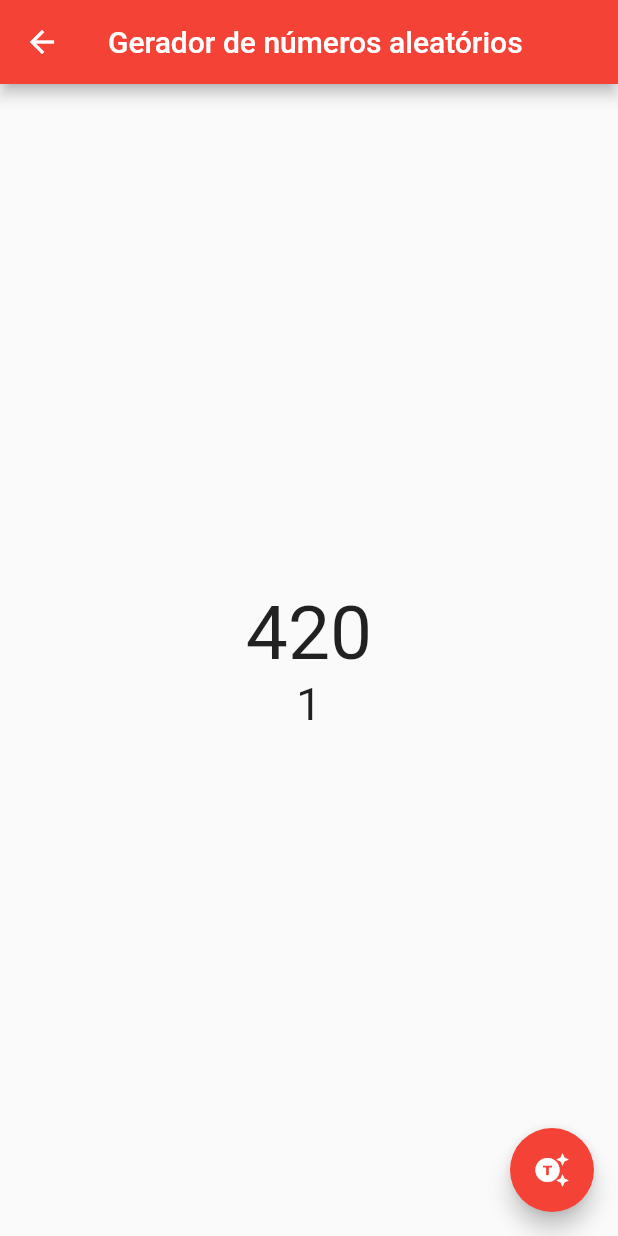
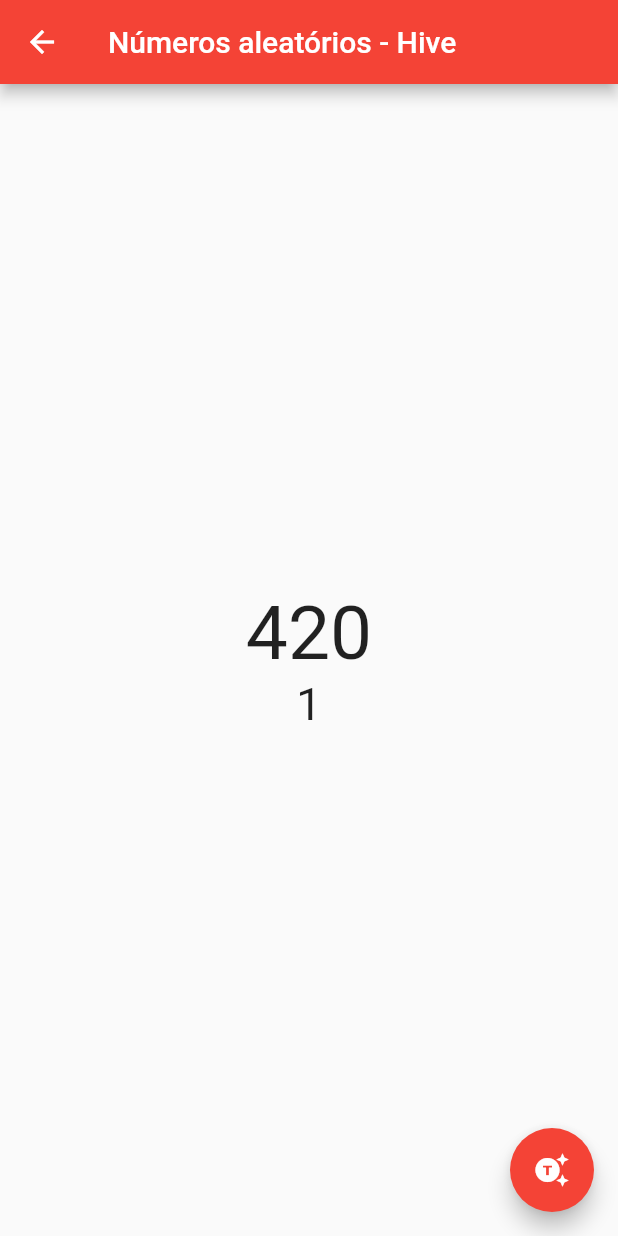
Before and after one commit to fabioluizvieiradasilva/DIO, a Flutter app: the CustomDrawer widget shown alone on an empty page, opened directly, after a tap on "Numeros Aleatórios", after a tap on the "generating tokens" icon, on a phone screen of 412 x 824 dp. Run offline on Flutter 3.47's test engine with Material 2 defaults, Android fonts, the phone set to English and light mode, and no system bars; our stand-ins replace hive, shared_preferences; accounts and stored records are empty; network calls fail.

Commit message:
Criando tela de numeros aleatórios com BD Hive

```diff
--- a/Formacao-Flutter/myapprandom/lib/main.dart
+++ b/Formacao-Flutter/myapprandom/lib/main.dart
@@ -1,6 +1,18 @@
 import 'package:flutter/material.dart';
+import 'package:hive/hive.dart';
 import 'package:myapprandom/my_app.dart';
+import 'package:path_provider/path_provider.dart' as path_provider;
 
-void main() {
+void main() async {
+  //Carrega todos os bindings
+  WidgetsFlutterBinding.ensureInitialized();
+
+  //Obtém o diretório de documentos da aplicação
+  var documentsDirectory =
+      await path_provider.getApplicationDocumentsDirectory();
+
+  //Cria o banco de dados Hive no diretório documentos da aplicação
+  Hive.init(documentsDirectory.path);
+
   runApp(const MyApp());
 }
--- /dev/null
+++ b/Formacao-Flutter/myapprandom/lib/pages/numeros_aleatorios/numeros_aleatorios_hive_page.dart
@@ -0,0 +1,85 @@
+import 'dart:math';
+
+import 'package:flutter/material.dart';
+import 'package:hive/hive.dart';
+
+class NumerosAleatoriosHivePage extends StatefulWidget {
+  const NumerosAleatoriosHivePage({super.key});
+
+  @override
+  State<NumerosAleatoriosHivePage> createState() =>
+      _NumerosAleatoriosHivePageState();
+}
+
+class _NumerosAleatoriosHivePageState extends State<NumerosAleatoriosHivePage> {
+  int? numeroGerado = 0;
+  int? numeroCliques = 0;
+
+  final CHAVE_NUMERO_ALEATORIO = 'numero_aleatorio';
+  final CHAVE_NUMERO_CLIQUES = 'numero_cliques';
+
+  late Box storageBox;
+
+  @override
+  void initState() {
+    // TODO: implement initState
+    super.initState();
+    carregarDados();
+  }
+
+  @override
+  Widget build(BuildContext context) {
+    return SafeArea(
+      child: Scaffold(
+        appBar: AppBar(
+          title: const Text("Números aleatórios - Hive"),
+        ),
+        body: Container(
+          alignment: Alignment.center,
+          child: Column(
+            mainAxisAlignment: MainAxisAlignment.center,
+            children: [
+              Text(
+                numeroGerado == null
+                    ? "Nenhum número gerado"
+                    : numeroGerado.toString(),
+                style: const TextStyle(fontSize: 50),
+              ),
+              Text(
+                numeroCliques == null
+                    ? "Nenhum clique efetuado"
+                    : numeroCliques.toString(),
+                style: const TextStyle(fontSize: 30),
+              ),
+            ],
+          ),
+        ),
+        floatingActionButton: FloatingActionButton(
+          onPressed: () async {
+            var random = Random();
+            setState(() {
+              numeroGerado = random.nextInt(1000);
+              numeroCliques = numeroCliques == null ? 1 : numeroCliques! + 1;
+            });
+            storageBox.put(CHAVE_NUMERO_ALEATORIO, numeroGerado!);
+            storageBox.put(CHAVE_NUMERO_CLIQUES, numeroCliques!);
+          },
+          child: const Icon(Icons.generating_tokens),
+        ),
+      ),
+    );
+  }
+
+  void carregarDados() async {
+    if (Hive.isBoxOpen('box_numeros_aleatorio')) {
+      storageBox = Hive.box('box_numeros_aleatorio');
+    } else {
+      storageBox = await Hive.openBox('box_numeros_aleatorio');
+    }
+    //storage = await SharedPreferences.getInstance();
+    setState(() {
+      numeroGerado = storageBox.get(CHAVE_NUMERO_ALEATORIO) ?? 0;
+      numeroCliques = storageBox.get(CHAVE_NUMERO_CLIQUES) ?? 0;
+    });
+  }
+}
--- a/Formacao-Flutter/myapprandom/lib/pages/numeros_aleatorios_page.dart
+++ b/Formacao-Flutter/myapprandom/lib/pages/numeros_aleatorios/numeros_aleatorios_shared_preference_page.dart
@@ -3,14 +3,16 @@ import 'dart:math';
 import 'package:flutter/material.dart';
 import 'package:shared_preferences/shared_preferences.dart';
 
-class NumerosAleatorios extends StatefulWidget {
-  const NumerosAleatorios({super.key});
+class NumerosAleatoriosSharedPreferencePage extends StatefulWidget {
+  const NumerosAleatoriosSharedPreferencePage({super.key});
 
   @override
-  State<NumerosAleatorios> createState() => _NumerosAleatoriosState();
+  State<NumerosAleatoriosSharedPreferencePage> createState() =>
+      _NumerosAleatoriosSharedPreferencePageState();
 }
 
-class _NumerosAleatoriosState extends State<NumerosAleatorios> {
+class _NumerosAleatoriosSharedPreferencePageState
+    extends State<NumerosAleatoriosSharedPreferencePage> {
   int? numeroGerado = 0;
   int? numeroCliques = 0;
 
--- a/Formacao-Flutter/myapprandom/lib/shared/widgets/custom_drawer.dart
+++ b/Formacao-Flutter/myapprandom/lib/shared/widgets/custom_drawer.dart
@@ -1,7 +1,7 @@
 import 'package:flutter/material.dart';
 import 'package:myapprandom/pages/configuracao_page.dart';
 import 'package:myapprandom/pages/login_page.dart';
-import 'package:myapprandom/pages/numeros_aleatorios_page.dart';
+import 'package:myapprandom/pages/numeros_aleatorios/numeros_aleatorios_hive_page.dart';
 
 import '../../pages/perfil.dart';
 
@@ -101,7 +101,7 @@ class CustomDrawer extends StatelessWidget {
               Navigator.push(
                   context,
                   MaterialPageRoute(
-                      builder: (context) => const NumerosAleatorios()));
+                      builder: (context) => const NumerosAleatoriosHivePage()));
             },
             child: Container(
               padding: const EdgeInsets.all(10.0),
--- a/Formacao-Flutter/myapprandom/pubspec.yaml
+++ b/Formacao-Flutter/myapprandom/pubspec.yaml
@@ -30,6 +30,8 @@ environment:
 dependencies:
   google_fonts: ^5.0.0
   shared_preferences: ^2.1.2
+  hive: ^2.2.3
+  path_provider: ^2.0.15
   flutter:
     sdk: flutter
 
```
Also changed, not shown: Formacao-Flutter/myapprandom/pubspec.lock.
